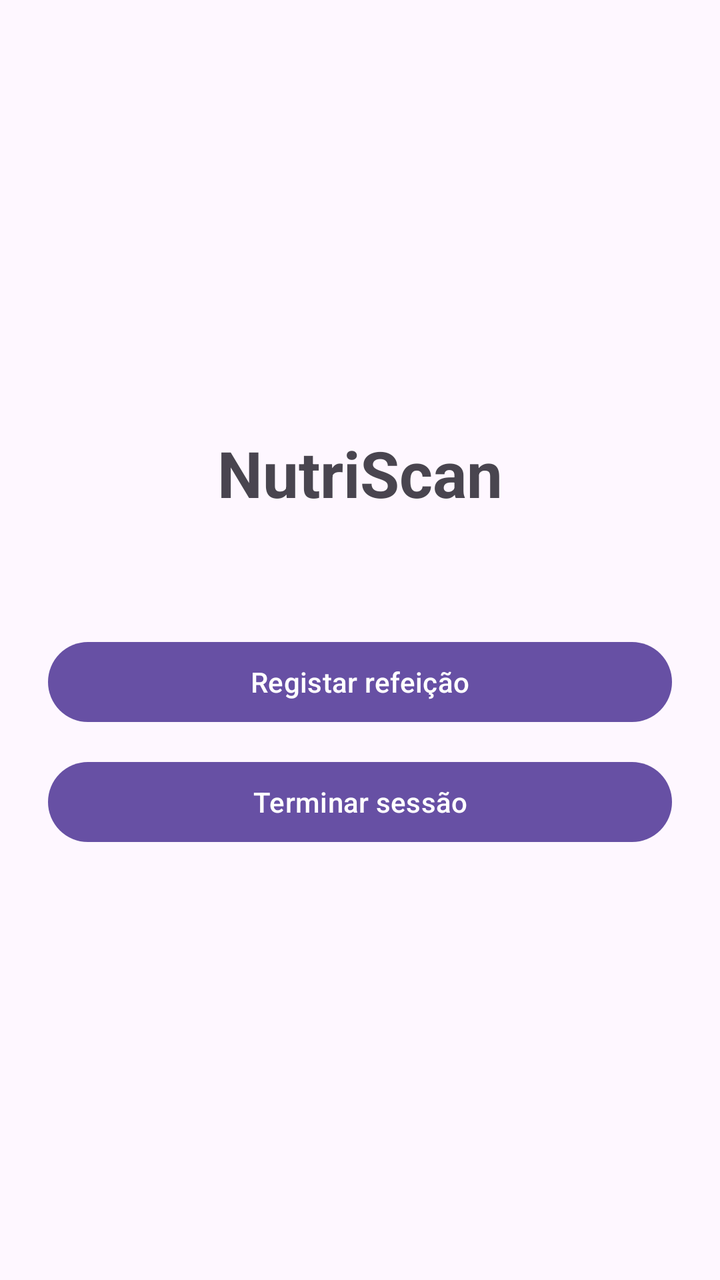
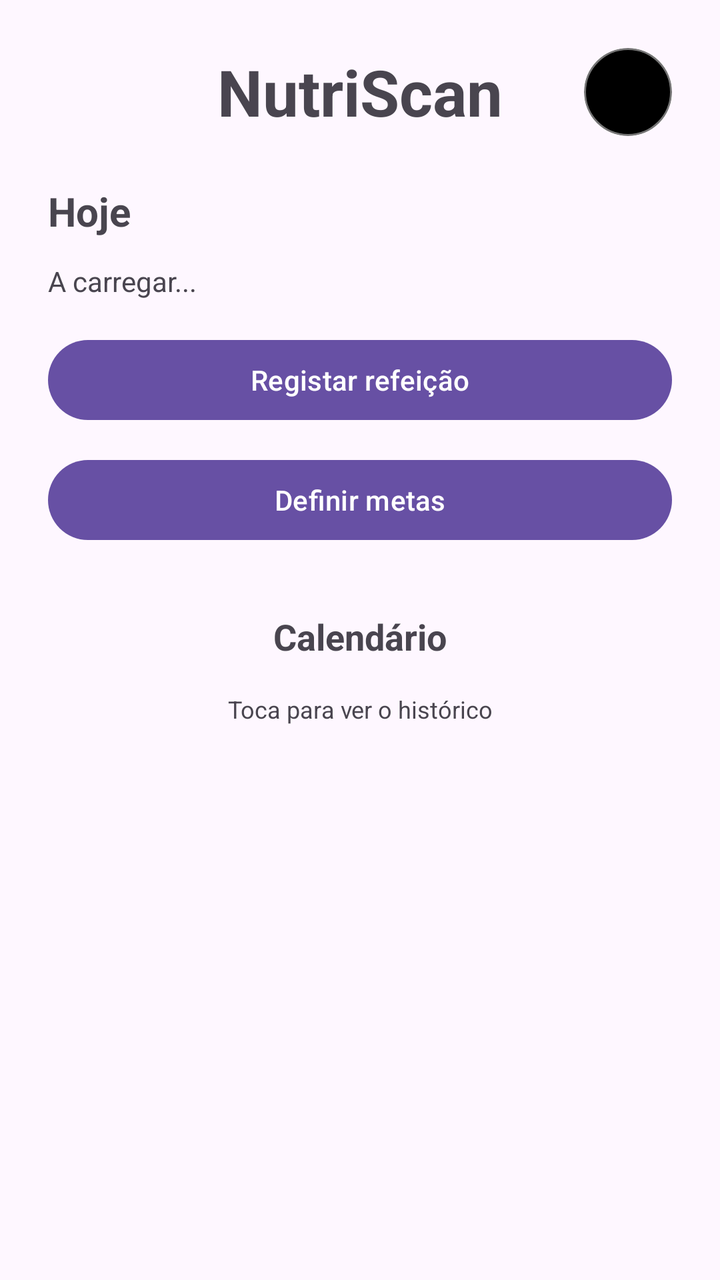

Compare the two renders of this Android layout. The source of the first and the diff that turns it into the second are given below.
<!-- AndroidManifest.xml: application theme Theme.NutriScan -->
<!-- res/layout/activity_main.xml -->
<?xml version="1.0" encoding="utf-8"?>
<LinearLayout xmlns:android="http://schemas.android.com/apk/res/android"
              android:id="@+id/main"
              android:layout_width="match_parent"
              android:layout_height="match_parent"
              android:orientation="vertical"
              android:gravity="center">

    <TextView
            android:layout_width="wrap_content"
            android:layout_height="wrap_content"
            android:text="NutriScan"
            android:textSize="32sp"
            android:textStyle="bold" />

    <TextView
            android:id="@+id/tvUser"
            android:layout_width="wrap_content"
            android:layout_height="wrap_content"
            android:layout_marginTop="8dp"
            android:layout_marginBottom="32dp" />

    <Button
            android:id="@+id/btnRegisterMeal"
            android:layout_width="match_parent"
            android:layout_height="wrap_content"
            android:layout_marginHorizontal="24dp"
            android:text="Registar refeição" />

    <Button
            android:id="@+id/btnLogout"
            android:layout_width="match_parent"
            android:layout_height="wrap_content"
            android:layout_marginHorizontal="24dp"
            android:layout_marginTop="12dp"
            android:text="Terminar sessão" />

</LinearLayout>
<!-- resources referenced by this layout -->
<resources>
  <style name="Theme.NutriScan" parent="Base.Theme.NutriScan" />
  <style name="Base.Theme.NutriScan" parent="Theme.Material3.DayNight.NoActionBar">
          
          
      </style>
</resources>

<!-- the commit's change to res/layout/activity_main.xml (unified diff, before → after) -->
@@ -1,38 +1,111 @@
 <?xml version="1.0" encoding="utf-8"?>
-<LinearLayout xmlns:android="http://schemas.android.com/apk/res/android"
-              android:id="@+id/main"
-              android:layout_width="match_parent"
-              android:layout_height="match_parent"
-              android:orientation="vertical"
-              android:gravity="center">
+<ScrollView xmlns:android="http://schemas.android.com/apk/res/android"
+            android:id="@+id/main"
+            android:layout_width="match_parent"
+            android:layout_height="match_parent"
+            android:fillViewport="true">
 
-    <TextView
-            android:layout_width="wrap_content"
-            android:layout_height="wrap_content"
-            android:text="NutriScan"
-            android:textSize="32sp"
-            android:textStyle="bold" />
-
-    <TextView
-            android:id="@+id/tvUser"
-            android:layout_width="wrap_content"
-            android:layout_height="wrap_content"
-            android:layout_marginTop="8dp"
-            android:layout_marginBottom="32dp" />
-
-    <Button
-            android:id="@+id/btnRegisterMeal"
+    <LinearLayout
             android:layout_width="match_parent"
             android:layout_height="wrap_content"
-            android:layout_marginHorizontal="24dp"
-            android:text="Registar refeição" />
+            android:orientation="vertical"
+            android:padding="24dp">
 
-    <Button
-            android:id="@+id/btnLogout"
-            android:layout_width="match_parent"
-            android:layout_height="wrap_content"
-            android:layout_marginHorizontal="24dp"
-            android:layout_marginTop="12dp"
-            android:text="Terminar sessão" />
+        <FrameLayout
+                android:layout_width="match_parent"
+                android:layout_height="wrap_content">
 
-</LinearLayout>
+            <TextView
+                    android:layout_width="wrap_content"
+                    android:layout_height="wrap_content"
+                    android:layout_gravity="center"
+                    android:text="NutriScan"
+                    android:textSize="32sp"
+                    android:textStyle="bold" />
+
+            <ImageView
+                    android:id="@+id/ivAvatar"
+                    android:layout_width="44dp"
+                    android:layout_height="44dp"
+                    android:layout_gravity="end|center_vertical"
+                    android:background="@drawable/bg_avatar"
+                    android:clickable="true"
+                    android:clipToOutline="true"
+                    android:contentDescription="Perfil"
+                    android:focusable="true"
+                    android:scaleType="centerCrop" />
+        </FrameLayout>
+
+        <TextView
+                android:layout_width="wrap_content"
+                android:layout_height="wrap_content"
+                android:layout_marginTop="24dp"
+                android:layout_marginBottom="12dp"
+                android:text="Hoje"
+                android:textSize="20sp"
+                android:textStyle="bold" />
+
+        <LinearLayout
+                android:id="@+id/layoutProgress"
+                android:layout_width="match_parent"
+                android:layout_height="wrap_content"
+                android:orientation="vertical" />
+
+        <TextView
+                android:id="@+id/tvNoGoals"
+                android:layout_width="match_parent"
+                android:layout_height="wrap_content"
+                android:layout_marginBottom="16dp"
+                android:text="A carregar..." />
+
+        <Button
+                android:id="@+id/btnRegisterMeal"
+                android:layout_width="match_parent"
+                android:layout_height="wrap_content"
+                android:text="Registar refeição" />
+
+        <Button
+                android:id="@+id/btnGoals"
+                android:layout_width="match_parent"
+                android:layout_height="wrap_content"
+                android:layout_marginTop="12dp"
+                android:text="Definir metas" />
+
+        <LinearLayout
+                android:id="@+id/cardCalendar"
+                android:layout_width="match_parent"
+                android:layout_height="wrap_content"
+                android:layout_marginTop="24dp"
+                android:background="?attr/selectableItemBackground"
+                android:clickable="true"
+                android:focusable="true"
+                android:orientation="vertical"
+                android:padding="8dp">
+
+            <TextView
+                    android:id="@+id/tvCalendarMonth"
+                    android:layout_width="match_parent"
+                    android:layout_height="wrap_content"
+                    android:gravity="center"
+                    android:text="Calendário"
+                    android:textSize="18sp"
+                    android:textStyle="bold" />
+
+            <GridLayout
+                    android:id="@+id/gridCalendar"
+                    android:layout_width="match_parent"
+                    android:layout_height="wrap_content"
+                    android:layout_marginTop="8dp"
+                    android:columnCount="7" />
+
+            <TextView
+                    android:layout_width="match_parent"
+                    android:layout_height="wrap_content"
+                    android:layout_marginTop="8dp"
+                    android:gravity="center"
+                    android:text="Toca para ver o histórico"
+                    android:textSize="12sp" />
+        </LinearLayout>
+
+    </LinearLayout>
+</ScrollView>
<!-- resource entries referenced after the edit -->
@@ -1,6 +1,16 @@
 <!-- resources referenced by this layout -->
 <resources>
+  <!-- drawable bg_avatar (drawable) -->
+  <?xml version="1.0" encoding="utf-8"?>
+  <shape xmlns:android="http://schemas.android.com/apk/res/android"
+         android:shape="oval">
+      <solid android:color="#000000" />
+      <stroke
+              android:width="1dp"
+              android:color="@color/day_none" />
+  </shape>
   <style name="Theme.NutriScan" parent="Base.Theme.NutriScan" />
+  <color name="day_none">#757575</color>
   <style name="Base.Theme.NutriScan" parent="Theme.Material3.DayNight.NoActionBar">
           
           
